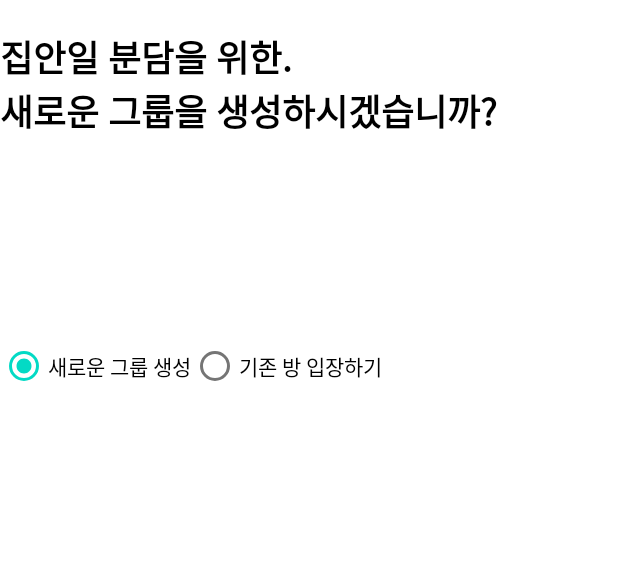
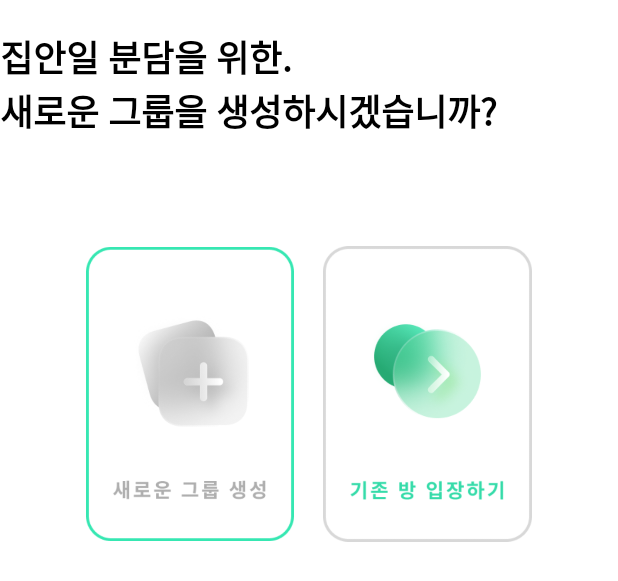
Before and after one commit to uuranus/Moa, an Android app: the layout fragment_group.xml on its own in the app's theme, with its tools: preview values and no code run, on a phone screen of 412 x 824 dp. Shown: the top 581 px of the screen. Run offline under Robolectric (Android 15) with nearby library versions, the phone set to English and light mode, and no system bars.

Commit message:
방생성/방입장 사진 추가

```diff
--- a/app/src/main/java/com/moa/moa/GroupFragment.kt
+++ b/app/src/main/java/com/moa/moa/GroupFragment.kt
@@ -42,14 +42,27 @@ class GroupFragment : Fragment() {
     }
 
     private fun init() {
+        binding.createBtn.isSoundEffectsEnabled = false
+        binding.enterBtn.isSoundEffectsEnabled = false
+
         //val viewPager=registerActivity.findViewById<ViewPager2>(R.id.profileViewPager)
+        binding.newImg.setOnClickListener {
+            binding.createBtn.performClick()
+        }
+        binding.existingImg.setOnClickListener {
+            binding.enterBtn.performClick()
+        }
         registerActivity.isExisting = 0
         binding.isExistingGroup.setOnCheckedChangeListener { radioGroup, i ->
 
             if(binding.enterBtn.isChecked){
+                binding.newImg.setImageResource(R.drawable.new_group)
+                binding.existingImg.setImageResource(R.drawable.existing_focus)
                 registerActivity.isExisting = 1
             }
             if(binding.createBtn.isChecked){
+                binding.newImg.setImageResource(R.drawable.new_focus)
+                binding.existingImg.setImageResource(R.drawable.existing_group)
                 registerActivity.isExisting = 0
             }
         }
--- a/app/src/main/res/layout/fragment_group.xml
+++ b/app/src/main/res/layout/fragment_group.xml
@@ -8,26 +8,52 @@
 
     <RadioGroup
         android:id="@+id/isExistingGroup"
-        android:layout_width="wrap_content"
-        android:layout_height="wrap_content"
-        android:layout_marginTop="128dp"
+        android:layout_width="297dp"
+        android:layout_height="253dp"
+        android:layout_marginTop="44dp"
         android:orientation="horizontal"
-        app:layout_constraintTop_toBottomOf="@+id/nicknameTextView"
-        tools:layout_editor_absoluteX="96dp">
+        app:layout_constraintEnd_toEndOf="parent"
+        app:layout_constraintStart_toStartOf="parent"
+        app:layout_constraintTop_toBottomOf="@+id/nicknameTextView">
 
         <RadioButton
             android:id="@+id/createBtn"
-            android:layout_width="match_parent"
+            style="@style/Widget.AppCompat.CompoundButton.RadioButton"
+            android:layout_width="wrap_content"
             android:layout_height="wrap_content"
+            android:button="@null"
             android:checked="true"
-            android:text="새로운 그룹 생성" />
+            android:visibility="gone" />
+
+        <ImageView
+            android:id="@+id/newImg"
+            android:layout_width="0dp"
+            android:layout_height="match_parent"
+            android:layout_weight="7"
+            android:src="@drawable/new_focus" />
 
         <RadioButton
             android:id="@+id/enterBtn"
             android:layout_width="match_parent"
             android:layout_height="wrap_content"
+            android:button="@null"
             android:checked="false"
-            android:text="기존 방 입장하기" />
+            android:visibility="gone" />
+
+        <TextView
+            android:id="@+id/textView"
+            android:layout_width="wrap_content"
+            android:layout_height="wrap_content"
+            android:layout_weight="1"
+            android:text="" />
+
+        <ImageView
+            android:id="@+id/existingImg"
+            android:layout_width="0dp"
+            android:layout_height="match_parent"
+            android:layout_weight="7"
+            android:src="@drawable/existing_group" />
+
     </RadioGroup>
 
     <TextView
```
Also changed, not shown: app/src/main/java/com/moa/moa/SettingGroupNameFragment.kt (line endings or trailing spaces), app/src/main/res/drawable/existing_focus.png (added), app/src/main/res/drawable/existing_group.png (added), app/src/main/res/drawable/new_focus.png (added), app/src/main/res/drawable/new_group.png (added).
